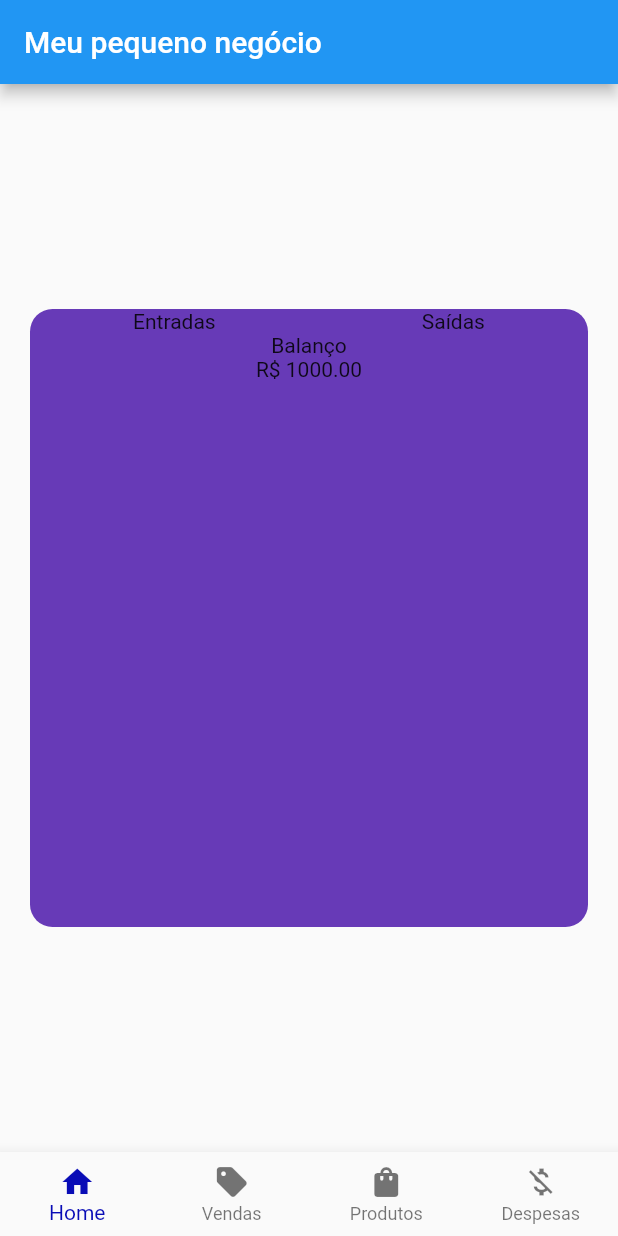
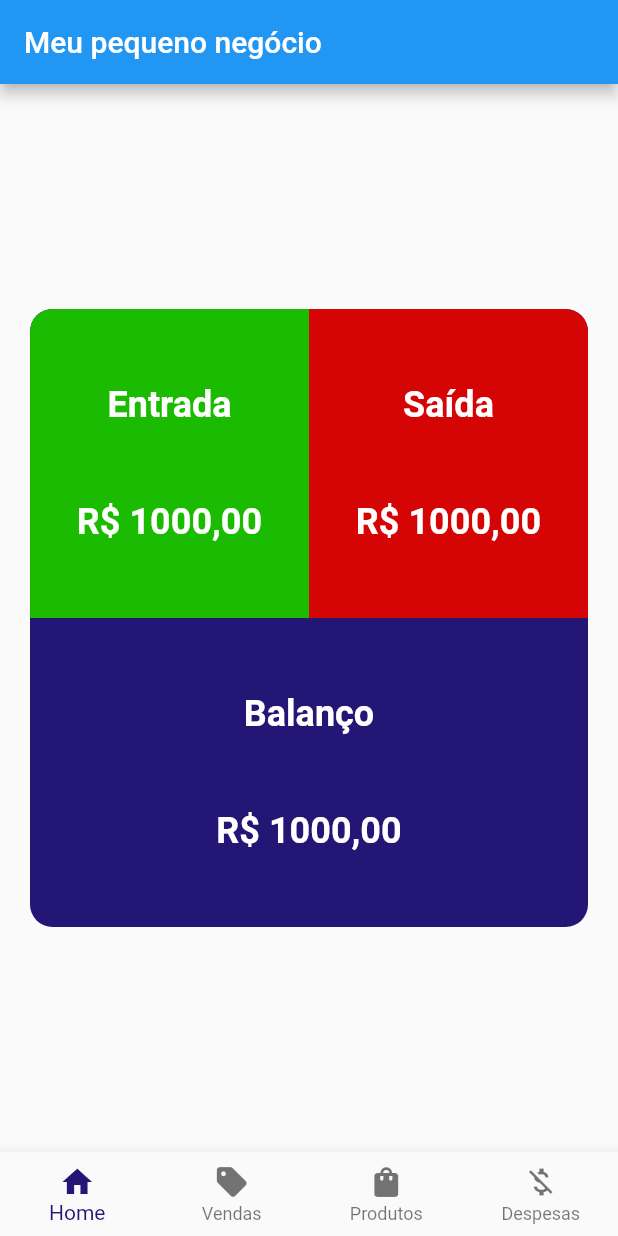
Before and after one commit to Kauanphbbb/my_little_business, a Flutter app: the screen it shows after launch, on a phone screen of 412 x 824 dp. Run offline on Flutter 3.47's test engine with Material 2 defaults, Android fonts, the phone set to English and light mode, and no system bars.

Commit message:
feat: initial home page with balance

```diff
--- a/lib/app/my_app.dart
+++ b/lib/app/my_app.dart
@@ -8,11 +8,8 @@ class MyApp extends StatelessWidget {
   // This widget is the root of your application.
   @override
   Widget build(BuildContext context) {
-    return MaterialApp(
-      theme: ThemeData(
-        primarySwatch: Colors.blue,
-      ),
-      home: const Home(),
+    return const MaterialApp(
+      home: Home(),
     );
   }
 }
--- a/lib/app/pages/home_page/home_page.dart
+++ b/lib/app/pages/home_page/home_page.dart
@@ -11,27 +11,106 @@ class HomePage extends StatelessWidget {
       ),
       body: Center(
         child: Container(
-          margin: const EdgeInsets.all(20),
+          margin: const EdgeInsets.only(left: 20, right: 20),
           height: MediaQuery.of(context).size.height * 0.5,
           decoration: const BoxDecoration(
-            color: Colors.deepPurple,
+            color: Color(0xFF241675),
             borderRadius: BorderRadius.all(Radius.circular(15)),
           ),
-
           child: Column(
+            mainAxisAlignment: MainAxisAlignment.spaceEvenly,
             children: [
-              Row(
-                mainAxisAlignment: MainAxisAlignment.spaceAround,
-                children: const [
-                  Text('Entradas'),
-                  Text('Saídas')
-                ],
+              Expanded(
+                child: Row(
+                  mainAxisAlignment: MainAxisAlignment.spaceAround,
+                  children: [
+                    Expanded(
+                      child: Container(
+                        decoration: const BoxDecoration(
+                          color: Color(0xFF1ABB00),
+                          borderRadius: BorderRadius.only(
+                            topLeft: Radius.circular(15),
+                          ),
+                        ),
+                        child: Column(
+                          mainAxisAlignment: MainAxisAlignment.spaceEvenly,
+                          children: const [
+                            Text(
+                              'Entrada',
+                              style: TextStyle(
+                                fontWeight: FontWeight.bold,
+                                fontSize: 24,
+                                color: Colors.white,
+                              ),
+                            ),
+                            Text(
+                              'R\$ 1000,00',
+                              style: TextStyle(
+                                fontWeight: FontWeight.bold,
+                                fontSize: 24,
+                                color: Colors.white,
+                              ),
+                            )
+                          ],
+                        ),
+                      ),
+                    ),
+                    Expanded(
+                      child: Container(
+                        decoration: const BoxDecoration(
+                          color: Color(0xFFD60505),
+                          borderRadius: BorderRadius.only(
+                            topRight: Radius.circular(15),
+                          ),
+                        ),
+                        child: Column(
+                          mainAxisAlignment: MainAxisAlignment.spaceEvenly,
+                          children: const [
+                            Text(
+                              'Saída',
+                              style: TextStyle(
+                                fontWeight: FontWeight.bold,
+                                fontSize: 24,
+                                color: Colors.white,
+                              ),
+                            ),
+                            Text(
+                              'R\$ 1000,00',
+                              style: TextStyle(
+                                fontWeight: FontWeight.bold,
+                                fontSize: 24,
+                                color: Colors.white,
+                              ),
+                            )
+                          ],
+                        ),
+                      ),
+                    ),
+                  ],
+                ),
               ),
-              Column(
-                children: const [
-                  Text('Balanço'),
-                  Text('R\$ 1000.00')
-                ],
+              Expanded(
+                child: Column(
+                  mainAxisAlignment: MainAxisAlignment.spaceEvenly,
+                  children: const [
+                    Text(
+                      'Balanço',
+                      style: TextStyle(
+                        fontWeight: FontWeight.bold,
+                        fontSize: 24,
+                        color: Colors.white,
+                      ),
+                    ),
+                    Text(
+                      'R\$ 1000,00',
+                      style: TextStyle(
+                        fontWeight: FontWeight.bold,
+                        fontSize: 24,
+                        color: Colors.white,
+                      ),
+                    )
+                  ],
+                ),
               ),
             ],
           ),
--- a/lib/app/widgets/my_bottom_navigation.dart
+++ b/lib/app/widgets/my_bottom_navigation.dart
@@ -11,7 +11,7 @@ class MyBottomNavigation extends StatelessWidget {
   Widget build(BuildContext context) {
     return BottomNavigationBar(
       type: BottomNavigationBarType.fixed,
-      selectedItemColor: const Color(0xFF090CB6),
+      selectedItemColor: const Color(0xFF241675),
       currentIndex: selectedIndex,
       onTap: onItemTapped,
       items: const <BottomNavigationBarItem>[
```
